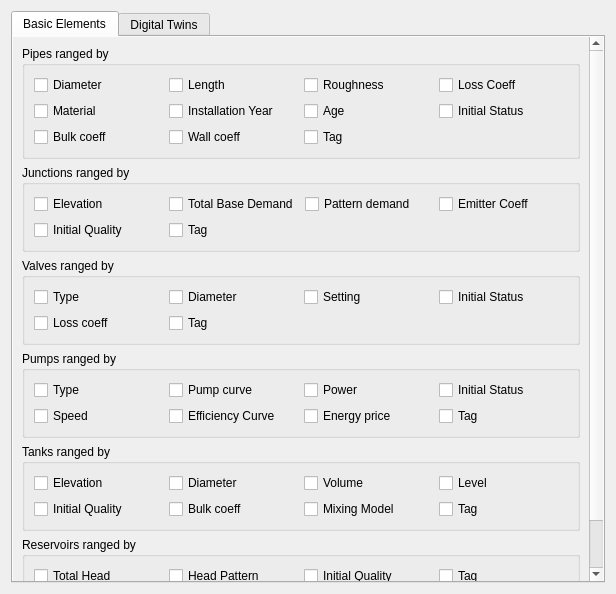
The window that ui/queries/qgisred_thematicmaps_dialog.ui (qgisred/QGISRed) describes before a commit, drawn with Qt 5.
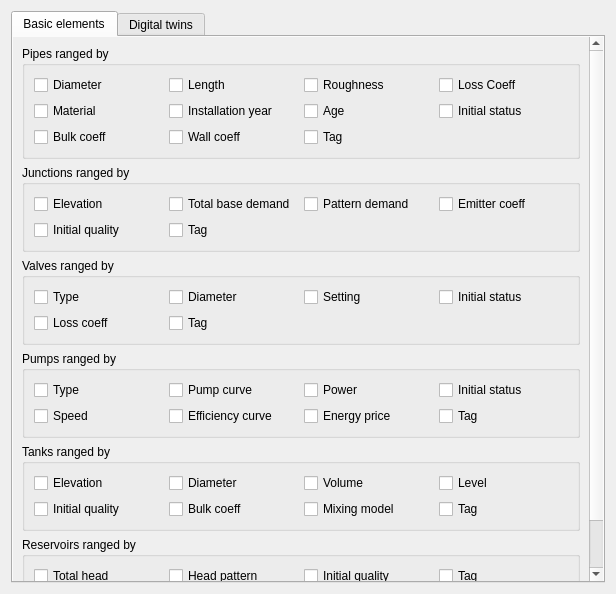
The same window after the commit.

```diff
--- a/ui/queries/qgisred_thematicmaps_dialog.ui
+++ b/ui/queries/qgisred_thematicmaps_dialog.ui
@@ -33,7 +33,7 @@
      </property>
      <widget class="QWidget" name="tab_basicElements">
       <attribute name="title">
-       <string>Basic Elements</string>
+       <string>Basic elements</string>
       </attribute>
       <layout class="QVBoxLayout" name="verticalLayout">
        <property name="leftMargin">
@@ -112,7 +112,7 @@
               <item row="1" column="3">
                <widget class="QCheckBox" name="cbPipesInitStatus">
                 <property name="text">
-                 <string>Initial Status</string>
+                 <string>Initial status</string>
                 </property>
                </widget>
               </item>
@@ -133,7 +133,7 @@
               <item row="1" column="1">
                <widget class="QCheckBox" name="cbPipesInstallationDate">
                 <property name="text">
-                 <string>Installation Year</string>
+                 <string>Installation year</string>
                 </property>
                </widget>
               </item>
@@ -170,7 +170,7 @@
               <item row="0" column="3">
                <widget class="QCheckBox" name="cbJunctionsEmitterCoeff">
                 <property name="text">
-                 <string>Emitter Coeff</string>
+                 <string>Emitter coeff</string>
                 </property>
                </widget>
               </item>
@@ -191,14 +191,14 @@
               <item row="0" column="1">
                <widget class="QCheckBox" name="cbJunctionsBaseDemand">
                 <property name="text">
-                 <string>Total Base Demand</string>
+                 <string>Total base demand</string>
                 </property>
                </widget>
               </item>
               <item row="1" column="0">
                <widget class="QCheckBox" name="cbJunctionsInitialQuality">
                 <property name="text">
-                 <string>Initial Quality</string>
+                 <string>Initial quality</string>
                 </property>
                </widget>
               </item>
@@ -254,7 +254,7 @@
               <item row="0" column="3">
                <widget class="QCheckBox" name="cbValvesInitialStatus">
                 <property name="text">
-                 <string>Initial Status</string>
+                 <string>Initial status</string>
                 </property>
                </widget>
               </item>
@@ -305,7 +305,7 @@
               <item row="0" column="3">
                <widget class="QCheckBox" name="cbPumpsInitialStatus">
                 <property name="text">
-                 <string>Initial Status</string>
+                 <string>Initial status</string>
                 </property>
                </widget>
               </item>
@@ -319,7 +319,7 @@
               <item row="1" column="1">
                <widget class="QCheckBox" name="cbPumpsEfficiencyCurve">
                 <property name="text">
-                 <string>Efficiency Curve</string>
+                 <string>Efficiency curve</string>
                 </property>
                </widget>
               </item>
@@ -377,7 +377,7 @@
               <item row="1" column="0">
                <widget class="QCheckBox" name="cbTanksInitialQuality">
                 <property name="text">
-                 <string>Initial Quality</string>
+                 <string>Initial quality</string>
                 </property>
                </widget>
               </item>
@@ -391,7 +391,7 @@
               <item row="1" column="2">
                <widget class="QCheckBox" name="cbTanksMixingModel">
                 <property name="text">
-                 <string>Mixing Model</string>
+                 <string>Mixing model</string>
                 </property>
                </widget>
               </item>
@@ -420,21 +420,21 @@
               <item row="0" column="1">
                <widget class="QCheckBox" name="cbReservoirsHeadPattern">
                 <property name="text">
-                 <string>Head Pattern</string>
+                 <string>Head pattern</string>
                 </property>
                </widget>
               </item>
               <item row="0" column="2">
                <widget class="QCheckBox" name="cbReservoirsInitialQuality">
                 <property name="text">
-                 <string>Initial Quality</string>
+                 <string>Initial quality</string>
                 </property>
                </widget>
               </item>
               <item row="0" column="0">
                <widget class="QCheckBox" name="cbReservoirsTotalHead">
                 <property name="text">
-                 <string>Total Head</string>
+                 <string>Total head</string>
                 </property>
                </widget>
               </item>
@@ -500,7 +500,7 @@
      </widget>
      <widget class="QWidget" name="tab_digitalTwins">
       <attribute name="title">
-       <string>Digital Twins</string>
+       <string>Digital twins</string>
       </attribute>
       <layout class="QHBoxLayout" name="horizontalLayout_5">
        <property name="leftMargin">
```
Left out of the diff: 2 changed lines with no effect on the pictures.
